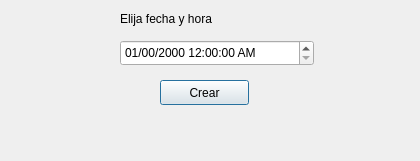
Above: interface/ui/createScheduleMock.ui from alecBagnol/sgv_unisalud before the change. Below: the same form after it.
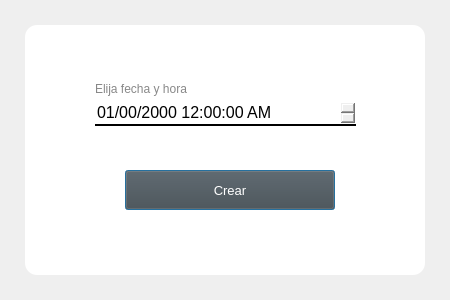
That is the form after the change.

```diff
--- a/interface/ui/createScheduleMock.ui
+++ b/interface/ui/createScheduleMock.ui
@@ -6,8 +6,8 @@
    <rect>
     <x>0</x>
     <y>0</y>
-    <width>420</width>
-    <height>161</height>
+    <width>450</width>
+    <height>300</height>
    </rect>
   </property>
   <property name="windowTitle">
@@ -16,25 +16,36 @@
   <widget class="QDateTimeEdit" name="dateTimeEdit">
    <property name="geometry">
     <rect>
-     <x>120</x>
-     <y>40</y>
-     <width>194</width>
+     <x>95</x>
+     <y>100</y>
+     <width>261</width>
      <height>26</height>
     </rect>
    </property>
+   <property name="font">
+    <font>
+     <pointsize>12</pointsize>
+    </font>
+   </property>
+   <property name="styleSheet">
+    <string notr="true">border-top-color: white; border-left-color: white; border-right-color: white; border-bottom-width: 2px; border-style:solid;</string>
+   </property>
    <property name="displayFormat">
     <string>dd/mm/yyyy hh:mm:ss AP</string>
    </property>
   </widget>
-  <widget class="QLabel" name="label">
+  <widget class="QLabel" name="date_time_title">
    <property name="geometry">
     <rect>
-     <x>120</x>
-     <y>10</y>
-     <width>191</width>
+     <x>95</x>
+     <y>80</y>
+     <width>261</width>
      <height>17</height>
     </rect>
    </property>
+   <property name="styleSheet">
+    <string notr="true">color: rgb(136, 136, 136);</string>
+   </property>
    <property name="text">
     <string>Elija fecha y hora</string>
    </property>
@@ -42,16 +53,50 @@
   <widget class="QPushButton" name="pushButton">
    <property name="geometry">
     <rect>
-     <x>160</x>
-     <y>80</y>
-     <width>89</width>
-     <height>25</height>
+     <x>125</x>
+     <y>170</y>
+     <width>210</width>
+     <height>40</height>
     </rect>
    </property>
+   <property name="font">
+    <font>
+     <pointsize>10</pointsize>
+    </font>
+   </property>
+   <property name="cursor">
+    <cursorShape>PointingHandCursor</cursorShape>
+   </property>
+   <property name="styleSheet">
+    <string notr="true">background-color: rgb(72, 72, 72); color: rgb(255, 255, 255);</string>
+   </property>
    <property name="text">
     <string>Crear</string>
    </property>
   </widget>
+  <widget class="QFrame" name="bg_card">
+   <property name="geometry">
+    <rect>
+     <x>25</x>
+     <y>25</y>
+     <width>400</width>
+     <height>250</height>
+    </rect>
+   </property>
+   <property name="styleSheet">
+    <string notr="true">background-color: rgb(255, 255, 255); border-radius: 12;</string>
+   </property>
+   <property name="frameShape">
+    <enum>QFrame::StyledPanel</enum>
+   </property>
+   <property name="frameShadow">
+    <enum>QFrame::Raised</enum>
+   </property>
+  </widget>
+  <zorder>bg_card</zorder>
+  <zorder>dateTimeEdit</zorder>
+  <zorder>date_time_title</zorder>
+  <zorder>pushButton</zorder>
  </widget>
  <resources/>
  <connections/>
```
